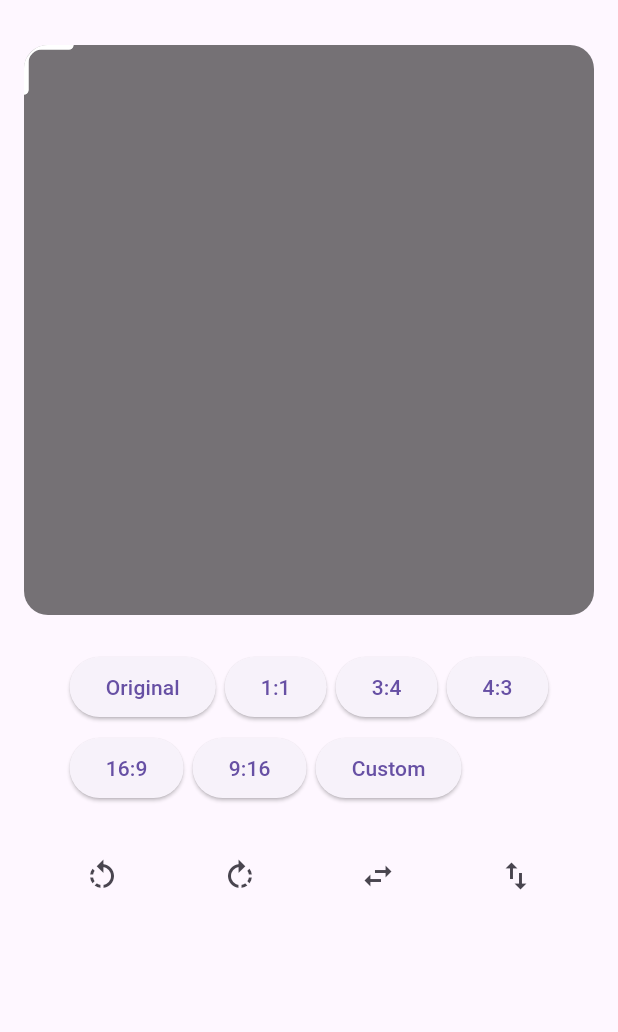
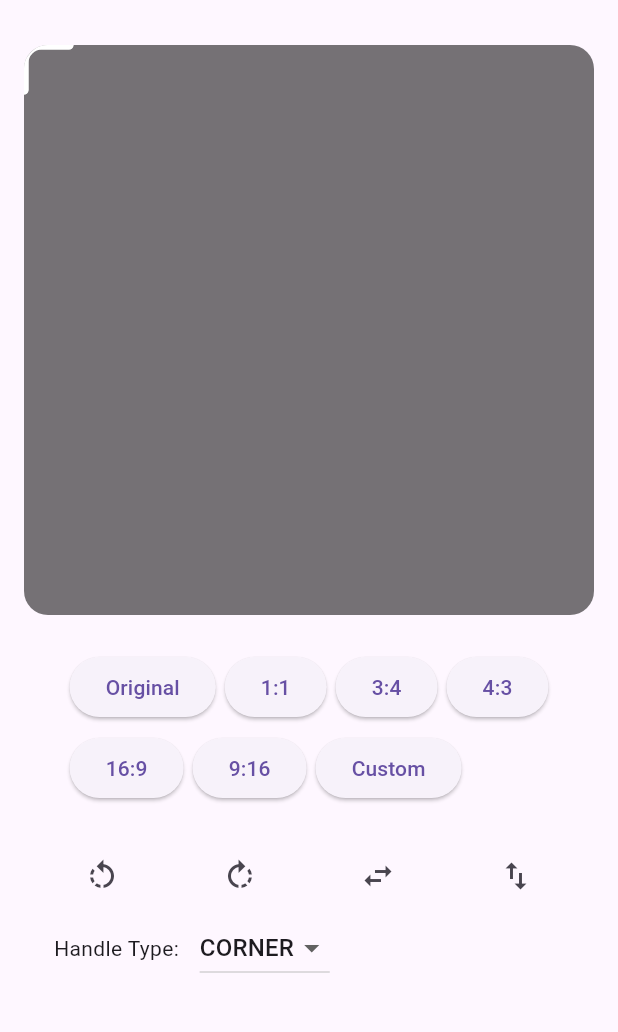
Before and after one commit to DewminaUdayashan/image_cropper_view, a Flutter app: the screen it shows after launch, on a phone screen of 412 x 824 dp, the part 63-1095 px from its top. Run offline on Flutter 3.47's test engine with Material 3 defaults, Android fonts, the phone set to English and light mode, and no system bars.

Commit message:
feat: update example

```diff
--- a/example/lib/main.dart
+++ b/example/lib/main.dart
@@ -32,6 +32,7 @@ class _MyHomePageState extends State<MyHomePage> {
   final ImageCropperController _controller = ImageCropperController();
   CropperRatio? _aspectRatio;
   Uint8List? _croppedImage;
+  HandleType _handleType = HandleType.corner;
 
   void _cropImage() async {
     final Uint8List? bytes = await _controller.crop();
@@ -76,18 +77,19 @@ class _MyHomePageState extends State<MyHomePage> {
                 controller: _controller,
                 image: const AssetImage('assets/sample-image.png'),
                 aspectRatio: _aspectRatio,
-                style: const CropperStyle(
+                style: CropperStyle(
                   overlayColor: Colors.black54,
                   borderColor: Colors.white,
+                  handlerColor: Colors.white,
                   borderWidth: 1.0,
                   handlerSize: 30,
-                  handlerColor: Colors.white,
-                  handleType: HandleType.corner,
+                  handleType: _handleType,
                   handlerThickness: 6,
                 ),
                 loadingWidget: const Center(child: Text('Loading...')),
               ),
             ),
+
             Padding(
               padding: const EdgeInsets.all(8.0),
               child: Wrap(
@@ -131,6 +133,32 @@ class _MyHomePageState extends State<MyHomePage> {
                 ),
               ],
             ),
+            Padding(
+              padding: const EdgeInsets.symmetric(horizontal: 16.0),
+              child: Row(
+                children: [
+                  const SizedBox(width: 20),
+                  const Text('Handle Type: '),
+                  const SizedBox(width: 10),
+                  DropdownButton<HandleType>(
+                    value: _handleType,
+                    items: HandleType.values.map((type) {
+                      return DropdownMenuItem(
+                        value: type,
+                        child: Text(type.name.toUpperCase()),
+                      );
+                    }).toList(),
+                    onChanged: (value) {
+                      if (value != null) {
+                        setState(() {
+                          _handleType = value;
+                        });
+                      }
+                    },
+                  ),
+                ],
+              ),
+            ),
             const SizedBox(height: 20),
           ],
         ),
--- a/lib/src/cropper_style.dart
+++ b/lib/src/cropper_style.dart
@@ -17,9 +17,9 @@ class CropperStyle {
 
   const CropperStyle({
     this.overlayColor = const Color.fromARGB(150, 0, 0, 0),
-    this.borderColor = Colors.white,
+    this.borderColor = Colors.amberAccent,
     this.borderWidth = 2.0,
-    this.handlerColor = Colors.white,
+    this.handlerColor = Colors.amber,
     this.handlerSize = 20.0,
     this.handleType = HandleType.circle,
     this.handlerThickness = 4.0,
```
